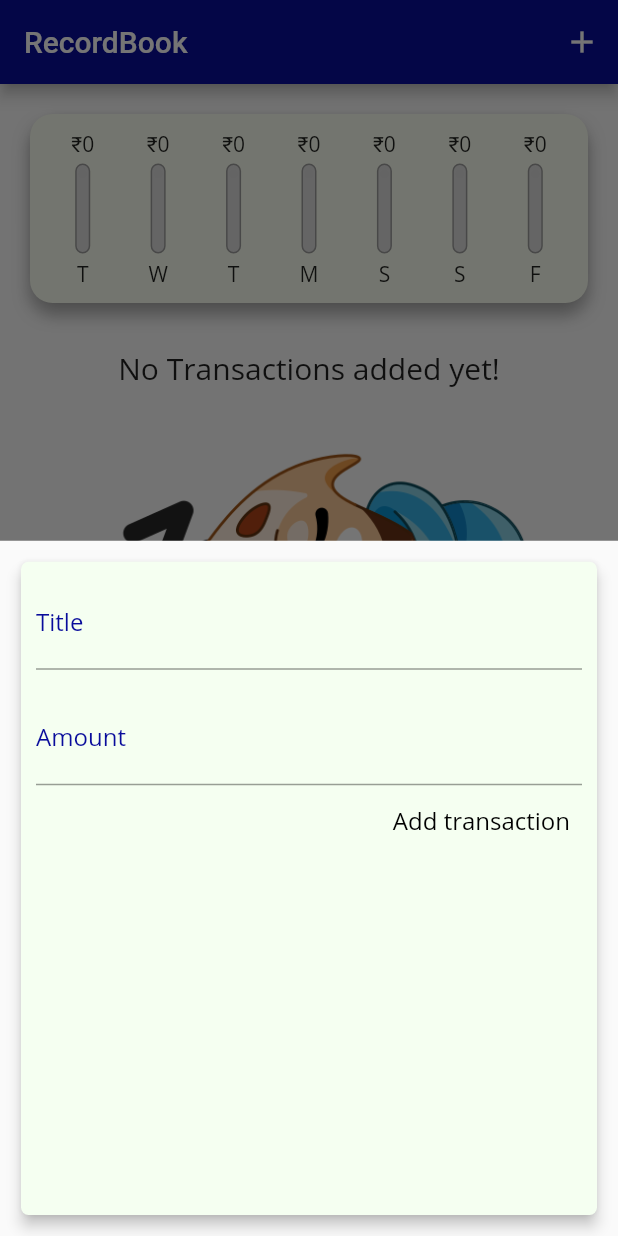
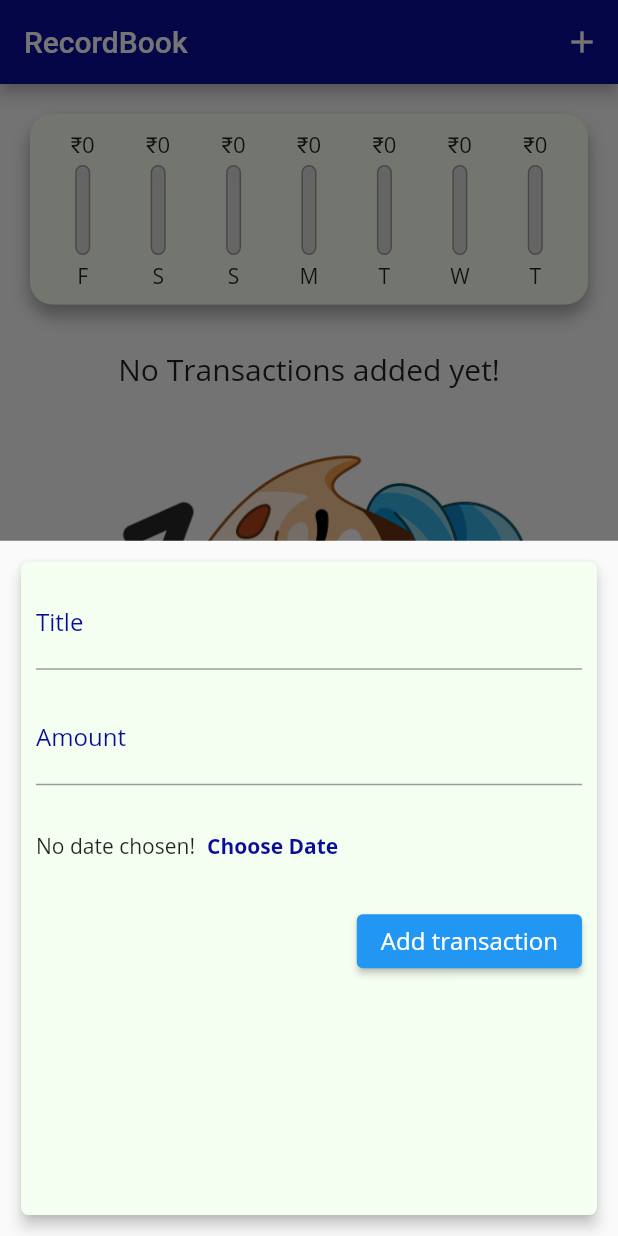
Before and after one commit to Aakriti-malla/Personal-Expense-RecordBook, a Flutter app: the screen it shows after launch, after a tap on the "add" icon, on a phone screen of 412 x 824 dp. Run offline on Flutter 3.47's test engine with Material 2 defaults, Android fonts, the light colour scheme and no system bars; Roboto replaces fonts that are missing (Quicksand-Bold).

Commit message:
In progress

```diff
--- a/lib/Widgets/chart.dart
+++ b/lib/Widgets/chart.dart
@@ -30,7 +30,7 @@ class Chart extends StatelessWidget {
         'day': DateFormat.E().format(weekDay).substring(0, 1),
         'amount': totalSum
       };
-    });
+    }).reversed.toList();
   }
 
   double get totalSpending {
--- a/lib/Widgets/chart_bar.dart
+++ b/lib/Widgets/chart_bar.dart
@@ -11,8 +11,11 @@ class ChartBar extends StatelessWidget {
   Widget build(BuildContext context) {
     return Column(
       children: <Widget>[
-        FittedBox(
-          child: Text('\u{20B9}${spendingAmount.toStringAsFixed(0)}'),
+        Container(
+          height: 20,
+          child: FittedBox(
+            child: Text('\u{20B9}${spendingAmount.toStringAsFixed(0)}'),
+          ),
         ),
         SizedBox(
           height: 4,
--- a/lib/Widgets/new_transaction.dart
+++ b/lib/Widgets/new_transaction.dart
@@ -79,12 +79,31 @@ class _NewTransactionState extends State<NewTransaction> {
                 onSubmitted: (_) => SubmitData(),
                 // onChanged: (value) => amountInput = value,
               ),
-              TextButton(
+              Container(
+                height: 80,
+                child: Row(
+                  children: <Widget>[
+                    Text('No date chosen!'),
+                    TextButton(
+                      onPressed: () {},
+                      child: Text(
+                        'Choose Date',
+                        style: TextStyle(
+                          color: Color.fromRGBO(9, 12, 155, 100),
+                          fontWeight: FontWeight.bold,
+                        ),
+                      ),
+                    ),
+                  ],
+                ),
+              ),
+              ElevatedButton(
                 onPressed: () => SubmitData,
-                style: TextButton.styleFrom(
-                  primary: Colors.black,
-                  // Text Color
-                ),
+                // style: TextButton.styleFrom(
+                //   primary: Colors.black,
+                //   // Text Color
+                // ),
+
                 child: Text(
                   'Add transaction',
                   style: TextStyle(fontSize: 16),
```
Also changed, not shown: lib/Widgets/transaction_list.dart (+22 -63 lines).
